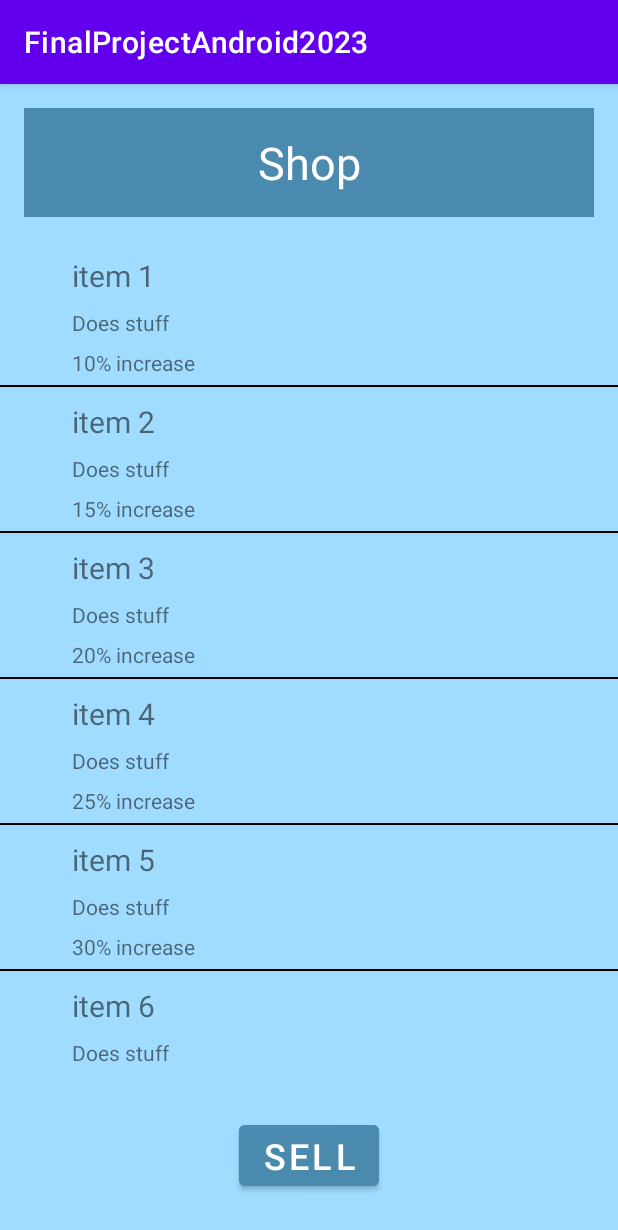
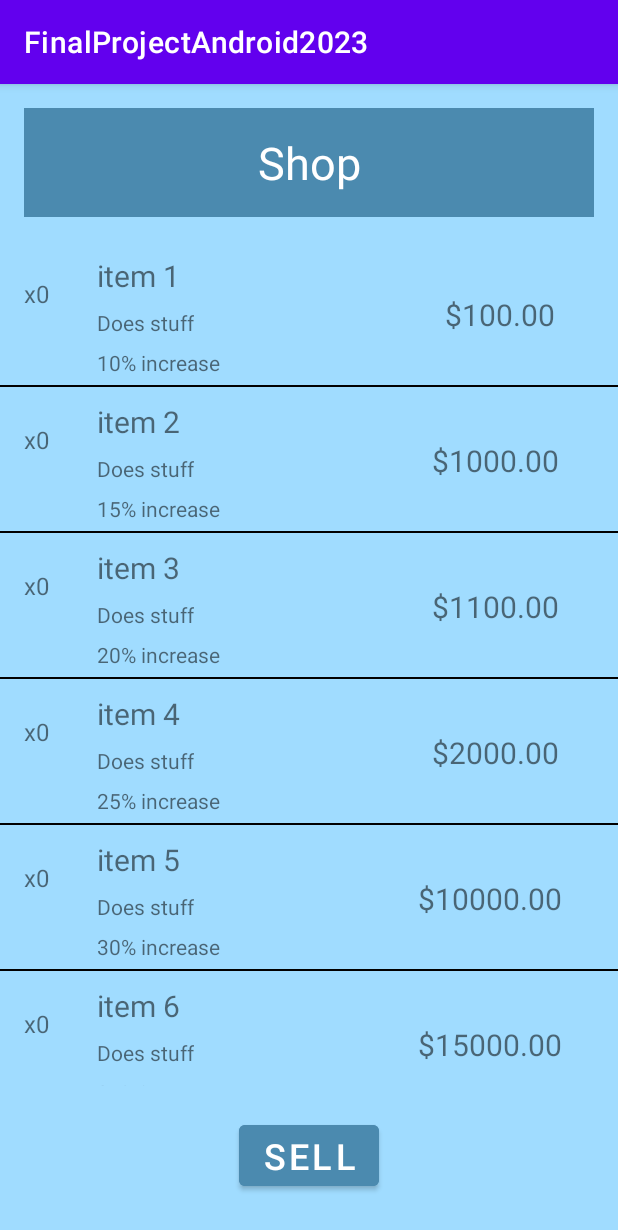
Before and after one commit to KHPatel06/FinalProjectAndroid2023, an Android app: the ShopFragment screen opened through its navigation route, on a phone screen of 412 x 824 dp. Shown: the top 1230 px of the screen. Run offline under Robolectric (Android 15) with nearby library versions, the phone set to English and light mode, and no system bars; our stand-ins replace Firebase (no records; nobody signed in at launch, a user with empty details on screens opened directly).

Commit message:
commit - 05/18/2023

```diff
--- a/app/src/main/java/com/example/finalprojectandroid2023/ItemViewModel.kt
+++ b/app/src/main/java/com/example/finalprojectandroid2023/ItemViewModel.kt
@@ -39,5 +39,6 @@ class ItemViewModel: ViewModel() {
             val currentMultiplication = _totalMultiplication.value ?: 0.0
             _totalMultiplication.value = currentMultiplication.plus(items[position].kushMultiplier)
             items[position].quantity++
+            items[position].price = items[position].price * 1.13
     }
 }
--- a/app/src/main/java/com/example/finalprojectandroid2023/ShopFragment.kt
+++ b/app/src/main/java/com/example/finalprojectandroid2023/ShopFragment.kt
@@ -7,6 +7,7 @@ import android.view.View
 import android.view.ViewGroup
 import androidx.fragment.app.Fragment
 import androidx.fragment.app.activityViewModels
+import androidx.navigation.findNavController
 import androidx.recyclerview.widget.RecyclerView
 import com.example.finalprojectandroid2023.databinding.FragmentShopBinding
 
@@ -42,6 +43,11 @@ class ShopFragment : Fragment() {
                 })
         )
 
+        binding.goToSell.setOnClickListener{
+            val action = ShopFragmentDirections.actionShopFragmentToSellFragment()
+            rootView.findNavController().navigate(action)
+        }
+
         return rootView
     }
 }
--- a/app/src/main/res/layout/list_item_layout.xml
+++ b/app/src/main/res/layout/list_item_layout.xml
@@ -7,7 +7,7 @@
     android:background="#A0DCFF">
 
     <TextView
-        android:id="@+id/quantity_text_sell"
+        android:id="@+id/quantity_text"
         android:layout_width="wrap_content"
         android:layout_height="wrap_content"
         android:layout_marginStart="16dp"
@@ -25,10 +25,10 @@
         android:layout_height="wrap_content"
         android:layout_marginStart="32dp"
         android:textSize="20sp"
-        app:layout_constraintBottom_toBottomOf="@+id/quantity_text_sell"
+        app:layout_constraintBottom_toBottomOf="@+id/quantity_text"
         app:layout_constraintEnd_toEndOf="parent"
         app:layout_constraintHorizontal_bias="0.0"
-        app:layout_constraintStart_toEndOf="@+id/quantity_text_sell"
+        app:layout_constraintStart_toEndOf="@+id/quantity_text"
         app:layout_constraintTop_toTopOf="parent"
         tools:text="TextView" />
 
@@ -62,7 +62,7 @@
         app:layout_constraintTop_toBottomOf="@+id/description" />
 
     <TextView
-        android:id="@+id/item_name_sell"
+        android:id="@+id/price"
         android:layout_width="wrap_content"
         android:layout_height="wrap_content"
         tools:text="TextView"
```
Also changed, not shown: app/src/main/java/com/example/finalprojectandroid2023/ItemSellAdapter.kt (added, +23 -0 lines), app/src/main/java/com/example/finalprojectandroid2023/ItemSellViewHolder.kt (added, +16 -0 lines), app/src/main/java/com/example/finalprojectandroid2023/SellFragment.kt (+15 -0 lines), app/src/main/res/layout/dialog_sell.xml (added, +19 -0 lines).
